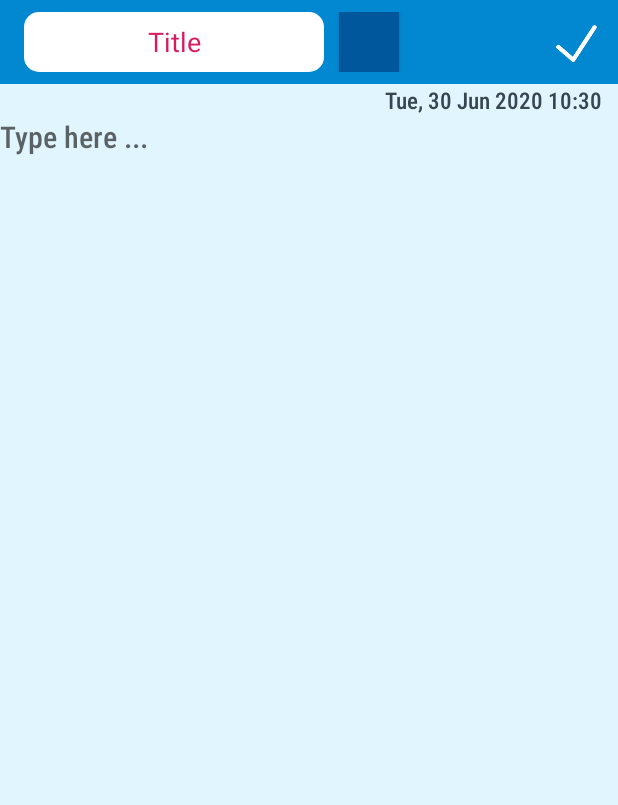
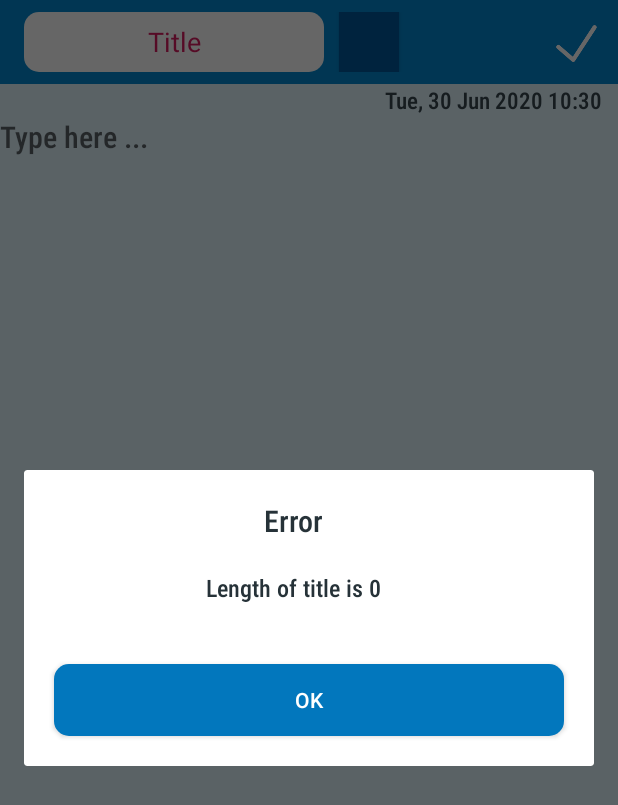
Before and after one commit to strom-hawk/Notes, an Android app: the NewNoteActivity screen opened directly, with no data from a screen before it, after a tap on "Add", on a phone screen of 412 x 824 dp. Shown: the top 805 px of the screen. Run offline under Robolectric (Android 15) with nearby library versions, the phone set to English and light mode, and no system bars; our stand-ins replace Room's generated code, data binding; 2 statements that could not run were skipped.

Commit message:
Homescreen fetching of notes and creating new notes using room implemented

```diff
--- a/app/src/main/java/com/demoapps/notes/adapter/NotesAdapter.java
+++ b/app/src/main/java/com/demoapps/notes/adapter/NotesAdapter.java
@@ -36,7 +36,6 @@ public class NotesAdapter extends RecyclerView.Adapter<RecyclerView.ViewHolder>
         HomeScreenModel homeScreenModel = notesArrayList.get(position);
         RecyclerViewViewHolder viewHolder = (RecyclerViewViewHolder) holder;
         viewHolder.noteTitle.setText(homeScreenModel.getNoteTitle());
-        viewHolder.noteDate.setText(homeScreenModel.getNoteDate());
         viewHolder.noteText.setText(homeScreenModel.getNoteText());
     }
 
--- a/app/src/main/java/com/demoapps/notes/utils/ApplicationConstants.java
+++ b/app/src/main/java/com/demoapps/notes/utils/ApplicationConstants.java
@@ -1,8 +1,13 @@
 package com.demoapps.notes.utils;
 
 public class ApplicationConstants {
+    public static final String DB_NAME = "db-notes";
+
     public static final String EMPTY_STRING = "";
     public static final String DATE_FORMAT = "E, dd MMM yyyy HH:mm";
     public static final String TOGGLE_COLOR_VIEW = "toggleColorPickerView";
     public static final String COLOR_PICKED = "colorPicked";
+
+
+    public static final int NUMBER_ZERO = 0;
 }
--- a/app/src/main/java/com/demoapps/notes/utils/CommonUtils.java
+++ b/app/src/main/java/com/demoapps/notes/utils/CommonUtils.java
@@ -1,5 +1,86 @@
 package com.demoapps.notes.utils;
+
+import android.app.Activity;
+import android.app.Dialog;
+import android.content.Context;
+import android.graphics.Color;
+import android.graphics.drawable.ColorDrawable;
+import android.view.Gravity;
+import android.view.View;
+import android.view.ViewGroup;
+import android.view.Window;
+import android.widget.Button;
+import android.widget.TextView;
+
+import com.demoapps.notes.R;
 
 public class CommonUtils {
 
+    public static void showAlertDialog(Context context, String dialogTitle, String dialogMessage, String buttonText){
+        if(dialogMessage.equalsIgnoreCase(ApplicationConstants.EMPTY_STRING)){
+            dialogMessage = context.getResources().getString(R.string.something_went_wrong);
+        }
+
+        final Dialog dialog = CommonUtils.showDialog(context, R.layout.alert_dialog_layout);
+        TextView title = dialog.findViewById(R.id.dialog_title);
+        TextView subTitle = dialog.findViewById(R.id.dialog_message);
+        Button okButton = dialog.findViewById(R.id.ok_button);
+        Button cancelButton = dialog.findViewById(R.id.cancel_button);
+
+        title.setText(dialogTitle);
+        subTitle.setText(dialogMessage);
+        okButton.setText(buttonText);
+        cancelButton.setVisibility(View.GONE);
+
+        okButton.setOnClickListener(new View.OnClickListener() {
+            @Override
+            public void onClick(View v) {
+                dialog.dismiss();
+            }
+        });
+
+        if(null != context && !((Activity)context).isFinishing()){
+            dialog.show();
+        }
+    }
+
+    public static void showAlertDialogWithFinishActivity(final Context context, String dialogTitle, String dialogMessage, String buttonText){
+        if(dialogMessage.equalsIgnoreCase(ApplicationConstants.EMPTY_STRING)){
+            dialogMessage = context.getResources().getString(R.string.something_went_wrong);
+        }
+
+        final Dialog dialog = CommonUtils.showDialog(context, R.layout.alert_dialog_layout);
+        TextView title = dialog.findViewById(R.id.dialog_title);
+        TextView subTitle = dialog.findViewById(R.id.dialog_message);
+        Button okButton = dialog.findViewById(R.id.ok_button);
+        Button cancelButton = dialog.findViewById(R.id.cancel_button);
+
+        title.setText(dialogTitle);
+        subTitle.setText(dialogMessage);
+        okButton.setText(buttonText);
+        cancelButton.setVisibility(View.GONE);
+
+        okButton.setOnClickListener(new View.OnClickListener() {
+            @Override
+            public void onClick(View v) {
+                dialog.dismiss();
+            }
+        });
+
+        if(null != context && !((Activity)context).isFinishing()){
+            dialog.show();
+        }
+    }
+
+    public static Dialog showDialog(Context context, int layout){
+        Dialog dialog = new Dialog(context);
+        dialog.requestWindowFeature(Window.FEATURE_NO_TITLE);
+        dialog.setCancelable(false);
+        dialog.setContentView(layout);
+        //dialog.getWindow().setBackgroundDrawable(new ColorDrawable(Color.TRANSPARENT));
+        dialog.getWindow().setLayout(ViewGroup.LayoutParams.MATCH_PARENT, ViewGroup.LayoutParams.WRAP_CONTENT);
+        dialog.getWindow().setGravity(Gravity.CENTER);
+
+        return dialog;
+    }
 }
--- a/app/src/main/java/com/demoapps/notes/viewmodel/NewNoteViewModel.java
+++ b/app/src/main/java/com/demoapps/notes/viewmodel/NewNoteViewModel.java
@@ -1,7 +1,10 @@
 package com.demoapps.notes.viewmodel;
 
 import android.content.Context;
+import android.text.Editable;
+import android.text.TextWatcher;
 import android.view.View;
+import android.widget.Toast;
 
 import androidx.lifecycle.ViewModel;
 import androidx.room.Room;
@@ -12,18 +15,25 @@ import com.demoapps.notes.interfaces.NoteDAO;
 import com.demoapps.notes.model.NewNoteModel;
 import com.demoapps.notes.utils.AppDatabase;
 import com.demoapps.notes.utils.ApplicationConstants;
+import com.demoapps.notes.utils.CommonUtils;
 
 import java.util.List;
+import java.util.Map;
 
 public class NewNoteViewModel extends ViewModel {
 
     private Context context;
     private CallBack callBack;
     private NewNoteModel newNoteModel;
+    private AppDatabase appDatabase;
+    private NoteDAO noteDAO;
 
     public NewNoteViewModel(Context context, CallBack callBack) {
         this.context = context;
         this.callBack = callBack;
+        newNoteModel = new NewNoteModel();
+        appDatabase = Room.databaseBuilder(context, AppDatabase.class, "db-notes").allowMainThreadQueries().build();
+        noteDAO = appDatabase.getNotes();
     }
 
     public void toggleColorPicker(View view){
@@ -35,16 +45,60 @@ public class NewNoteViewModel extends ViewModel {
     }
 
     public void addNewNote(View view){
-        AppDatabase appDatabase = Room.databaseBuilder(context, AppDatabase.class, "db-notes").allowMainThreadQueries().build();
-        NoteDAO noteDAO = appDatabase.getNotes();
-        newNoteModel = new NewNoteModel();
-        System.out.println("Notes title ----> " + newNoteModel.getNoteTitle());
-        //newNoteModel.setNoteTitle("demo note title");
-        //newNoteModel.setNoteText("checking note text");
+        if(null != newNoteModel.getNoteTitle() && newNoteModel.getNoteTitle().length() > ApplicationConstants.NUMBER_ZERO){
+            if(!checkExistingNotes()){
+                noteDAO.insert(newNoteModel);
+                CommonUtils.showAlertDialogWithFinishActivity(context, "Done",
+                        "Saved", context.getResources().getString(R.string.ok_button_msg));
+            }else{
+                CommonUtils.showAlertDialog(context, context.getResources().getString(R.string.error_message),
+                        context.getResources().getString(R.string.same_note_error_msg), context.getResources().getString(R.string.ok_button_msg));
+            }
+        } else{
+            CommonUtils.showAlertDialog(context, context.getResources().getString(R.string.error_message),
+                    context.getResources().getString(R.string.note_title_length_error_msg), context.getResources().getString(R.string.ok_button_msg));
+        }
 
-        //noteDAO.insert(newNoteModel);
+    }
 
+    private boolean checkExistingNotes(){
         List<NewNoteModel> notes = noteDAO.getNotes();
-        System.out.println("retrieved notes ----> \n" + notes.size());
+        for(int i=0; i<notes.size(); i++){
+            if(notes.get(i).getNoteTitle().equalsIgnoreCase(newNoteModel.getNoteTitle())){
+                return true;
+            }
+        }
+        return false;
     }
+
+    public TextWatcher notesTitleWatcher(){
+        return new TextWatcher() {
+            @Override
+            public void beforeTextChanged(CharSequence s, int start, int count, int after) {}
+
+            @Override
+            public void onTextChanged(CharSequence s, int start, int before, int count) {
+                newNoteModel.setNoteTitle(s.toString());
+            }
+
+            @Override
+            public void afterTextChanged(Editable s) {}
+        };
+    }
+
+    public TextWatcher notesTextWatcher(){
+        return new TextWatcher() {
+            @Override
+            public void beforeTextChanged(CharSequence s, int start, int count, int after) {}
+
+            @Override
+            public void onTextChanged(CharSequence s, int start, int before, int count) {
+                newNoteModel.setNoteText(s.toString());
+            }
+
+            @Override
+            public void afterTextChanged(Editable s) {}
+        };
+    }
+
 }
--- /dev/null
+++ b/app/src/main/res/drawable/alert_dialog_bg.xml
@@ -0,0 +1,12 @@
+<?xml version="1.0" encoding="utf-8"?>
+<layer-list xmlns:android="http://schemas.android.com/apk/res/android">
+
+    <item>
+        <shape android:shape="rectangle">
+            <solid android:color="@color/colorWhite"/>
+
+            <corners android:radius="10dp"/>
+        </shape>
+    </item>
+
+</layer-list>
--- /dev/null
+++ b/app/src/main/res/drawable/ok_button_bg.xml
@@ -0,0 +1,12 @@
+<?xml version="1.0" encoding="utf-8"?>
+<layer-list xmlns:android="http://schemas.android.com/apk/res/android">
+
+    <item>
+        <shape android:shape="rectangle">
+            <solid android:color="@color/colorPrimaryDark"/>
+
+            <corners android:radius="10dp"/>
+        </shape>
+    </item>
+
+</layer-list>
--- a/app/src/main/res/layout/activity_new_note.xml
+++ b/app/src/main/res/layout/activity_new_note.xml
@@ -53,9 +53,11 @@
                     android:maxLines="1"
                     android:maxLength="20"
                     android:inputType="text"
+                    android:digits="abcdefghijklmnopqrstuvwxyz ABCDEFGHIJKLMNOPQRSTUVWXYZ0123456789_"
                     app:layout_constraintTop_toTopOf="parent"
                     app:layout_constraintBottom_toBottomOf="parent"
-                    app:layout_constraintStart_toStartOf="parent" />
+                    app:layout_constraintStart_toStartOf="parent"
+                    app:addTextChangedListener="@{newNoteViewModel.notesTitleWatcher()}"/>
 
                 <Button
                     android:id="@+id/colorButton"
@@ -130,7 +132,8 @@
             android:fontFamily="sans-serif-condensed-medium"
             android:textSize="@dimen/sp_20"
             android:hint="@string/type_here"
-            android:gravity="start"/>
+            android:gravity="start"
+            app:addTextChangedListener="@{newNoteViewModel.notesTextWatcher()}"/>
 
         <include
             android:id="@+id/colorPickerView"
--- /dev/null
+++ b/app/src/main/res/layout/alert_dialog_layout.xml
@@ -0,0 +1,55 @@
+<?xml version="1.0" encoding="utf-8"?>
+<LinearLayout xmlns:android="http://schemas.android.com/apk/res/android"
+    xmlns:app="http://schemas.android.com/apk/res-auto"
+    android:orientation="vertical"
+    android:layout_width="match_parent"
+    android:layout_height="wrap_content"
+    android:gravity="center"
+    android:background="@drawable/alert_dialog_bg">
+
+    <TextView
+        android:id="@+id/dialog_title"
+        android:layout_width="wrap_content"
+        android:layout_height="wrap_content"
+        android:textColor="@color/dialogTextColor"
+        android:fontFamily="sans-serif-condensed-medium"
+        android:textSize="@dimen/sp_20"
+        android:layout_marginEnd="@dimen/dp_10"
+        app:layout_constraintEnd_toEndOf="parent"
+        app:layout_constraintTop_toTopOf="parent"
+        android:layout_marginTop="@dimen/dp_20"/>
+
+    <TextView
+        android:id="@+id/dialog_message"
+        android:layout_width="wrap_content"
+        android:layout_height="wrap_content"
+        android:textColor="@color/dialogTextColor"
+        android:fontFamily="sans-serif-condensed-medium"
+        android:textSize="@dimen/sp_16"
+        android:layout_marginEnd="@dimen/dp_10"
+        app:layout_constraintEnd_toEndOf="parent"
+        app:layout_constraintTop_toTopOf="parent"
+        android:layout_marginTop="@dimen/dp_20"
+        android:layout_marginBottom="@dimen/dp_20"/>
+
+    <Button
+        android:id="@+id/ok_button"
+        android:layout_width="match_parent"
+        android:layout_height="wrap_content"
+        android:layout_marginStart="@dimen/dp_20"
+        android:layout_marginEnd="@dimen/dp_20"
+        android:layout_marginTop="@dimen/dp_20"
+        android:layout_marginBottom="@dimen/dp_20"
+        android:background="@drawable/ok_button_bg"
+        android:textColor="@color/colorWhite"/>
+
+    <Button
+        android:id="@+id/cancel_button"
+        android:layout_width="match_parent"
+        android:layout_height="wrap_content"
+        android:layout_marginStart="@dimen/dp_20"
+        android:layout_marginEnd="@dimen/dp_20"
+        android:layout_marginBottom="@dimen/dp_20"
+        />
+
+</LinearLayout>
--- a/app/src/main/res/values/colors.xml
+++ b/app/src/main/res/values/colors.xml
@@ -6,6 +6,7 @@
     <color name="colorWhite">#FFFFFF</color>
 
     <color name="textColor1">#37474f</color>
+    <color name="dialogTextColor">#263238</color>
 
     <color name="noteColor1">#01579b</color>
     <color name="toolbarNoteColor1">#0288d1</color>
--- a/app/src/main/res/values/dimen.xml
+++ b/app/src/main/res/values/dimen.xml
@@ -23,6 +23,9 @@
     <!--Generic dimens sp-->
     <dimen name="sp_10">10sp</dimen>
     <dimen name="sp_15">15sp</dimen>
+    <dimen name="sp_16">16sp</dimen>
+    <dimen name="sp_17">17sp</dimen>
     <dimen name="sp_20">20sp</dimen>
+    <dimen name="sp_25">25sp</dimen>
     <dimen name="sp_30">30sp</dimen>
 </resources>
--- a/app/src/main/res/values/strings.xml
+++ b/app/src/main/res/values/strings.xml
@@ -7,4 +7,9 @@
     <string name="title">Title</string>
     <string name="type_here">Type here ...</string>
     <string name="underdevelopment">Under development</string>
+    <string name="something_went_wrong">Something went wrong</string>
+    <string name="error_message">Error</string>
+    <string name="same_note_error_msg">Note with same title exist</string>
+    <string name="note_title_length_error_msg">Length of title is 0</string>
+    <string name="ok_button_msg">OK</string>
 </resources>
```
Also changed, not shown: app/src/main/java/com/demoapps/notes/model/HomeScreenModel.java (+14 -6 lines), app/src/main/java/com/demoapps/notes/view/HomeScreenActivity.java (+8 -2 lines), app/src/main/java/com/demoapps/notes/viewmodel/HomeScreenViewModel.java (+47 -11 lines), app/src/main/java/com/demoapps/notes/viewmodel/HomeScreenViewModelFactory.java (added, +22 -0 lines).
